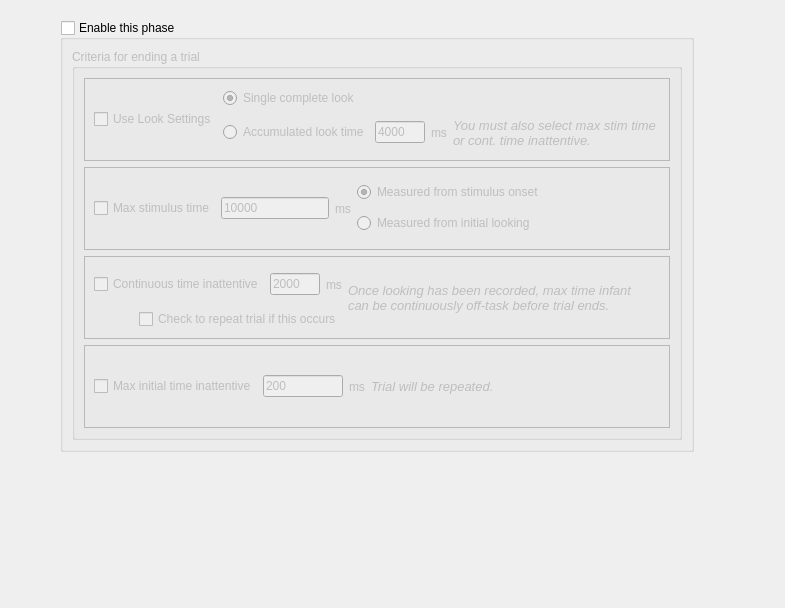
Above: libs/habutil/habit/HPhaseSettingsForm.ui from djsperka/habit2-src before the change. Below: the same form after it.
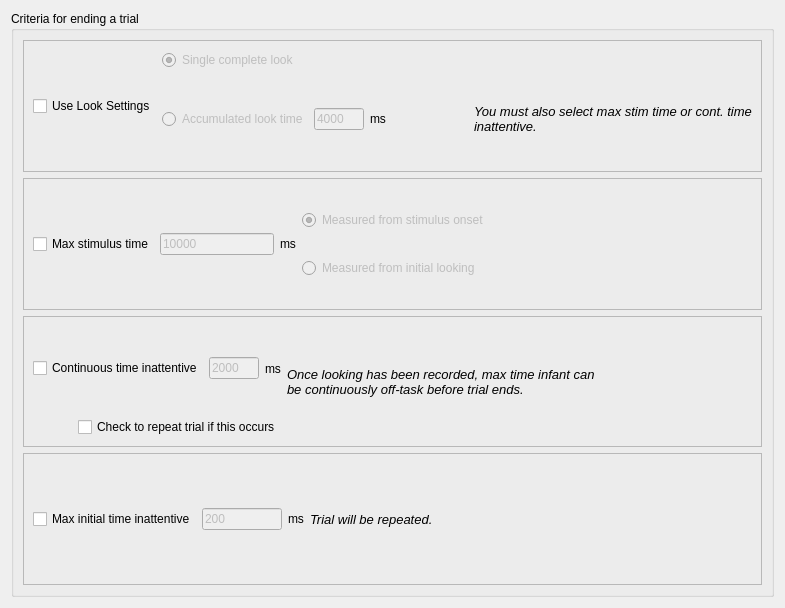
That is the form after the change.

Commit message: Working with delete phase!

Patch:
```diff
--- a/libs/habutil/habit/HPhaseSettingsForm.ui
+++ b/libs/habutil/habit/HPhaseSettingsForm.ui
@@ -13,30 +13,6 @@
   <property name="windowTitle">
    <string>Form</string>
   </property>
-  <widget class="QGroupBox" name="gbxEnabled">
-   <property name="enabled">
-    <bool>true</bool>
-   </property>
-   <property name="geometry">
-    <rect>
-     <x>60</x>
-     <y>20</y>
-     <width>634</width>
-     <height>432</height>
-    </rect>
-   </property>
-   <property name="toolTip">
-    <string>If checked, Habit will run this phase as part of this experiment.</string>
-   </property>
-   <property name="title">
-    <string>Enable this phase</string>
-   </property>
-   <property name="checkable">
-    <bool>true</bool>
-   </property>
-   <property name="checked">
-    <bool>false</bool>
-   </property>
    <layout class="QVBoxLayout" name="verticalLayout_8">
     <item>
      <widget class="QGroupBox" name="groupBox_2">
@@ -83,9 +59,6 @@
                   <property name="checked">
                    <bool>true</bool>
                   </property>
-                  <attribute name="buttonGroup">
-                   <string notr="true">buttonGroup</string>
-                  </attribute>
                  </widget>
                 </item>
                 <item>
@@ -116,9 +89,6 @@
                   <property name="text">
                    <string>Accumulated look time</string>
                   </property>
-                  <attribute name="buttonGroup">
-                   <string notr="true">buttonGroup</string>
-                  </attribute>
                  </widget>
                 </item>
                 <item>
@@ -478,18 +448,6 @@
     </item>
    </layout>
   </widget>
-  <widget class="QWidget" name="layoutWidget">
-   <property name="geometry">
-    <rect>
-     <x>0</x>
-     <y>0</y>
-     <width>2</width>
-     <height>2</height>
-    </rect>
-   </property>
-   <layout class="QFormLayout" name="formLayout"/>
-  </widget>
- </widget>
  <resources/>
  <connections>
   <connection>
```
Left out of the diff: 134 changed lines with no effect on the pictures. Lines whose indentation alone changed are shown as unchanged. The commit also changes 7 other files.
